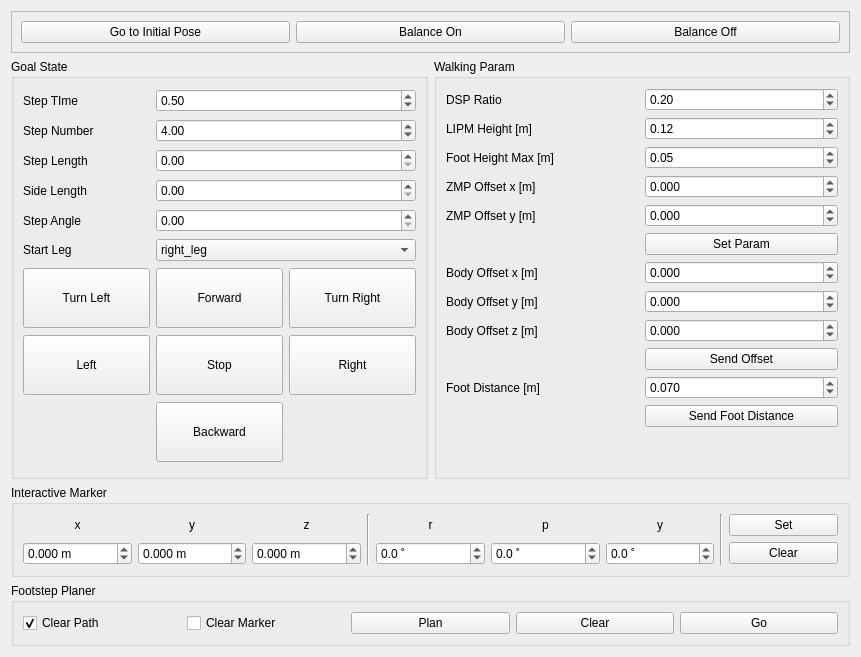
First picture: the form in op3_gui_demo/ui/preview_walking_form.ui, repository ROBOTIS-GIT/ROBOTIS-OP3-Tools, before the edit.
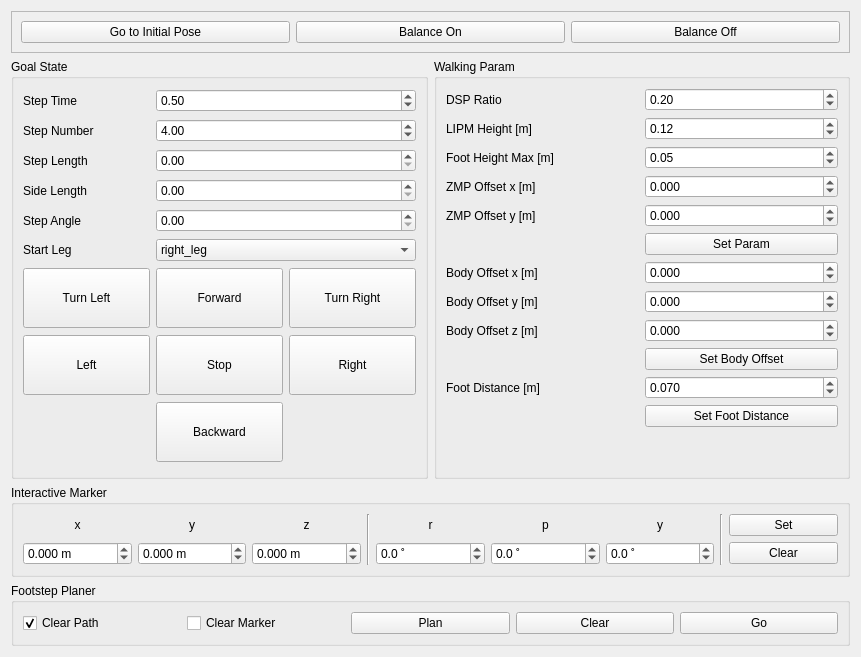
Second picture: the form after the edit.

Patch:
```diff
--- a/op3_gui_demo/ui/preview_walking_form.ui
+++ b/op3_gui_demo/ui/preview_walking_form.ui
@@ -303,7 +303,7 @@
       <item row="9" column="1">
        <widget class="QPushButton" name="button_send_body_offset">
         <property name="text">
-         <string>Send Offset</string>
+         <string>Set Body Offset</string>
         </property>
        </widget>
       </item>
@@ -462,7 +462,7 @@
       <item row="11" column="1">
        <widget class="QPushButton" name="button_send_foot_distance">
         <property name="text">
-         <string>Send Foot Distance</string>
+         <string>Set Foot Distance</string>
         </property>
        </widget>
       </item>
@@ -584,7 +584,7 @@
       <item row="0" column="0">
        <widget class="QLabel" name="label_37">
         <property name="text">
-         <string>Step TIme</string>
+         <string>Step Time</string>
         </property>
        </widget>
       </item>
```
